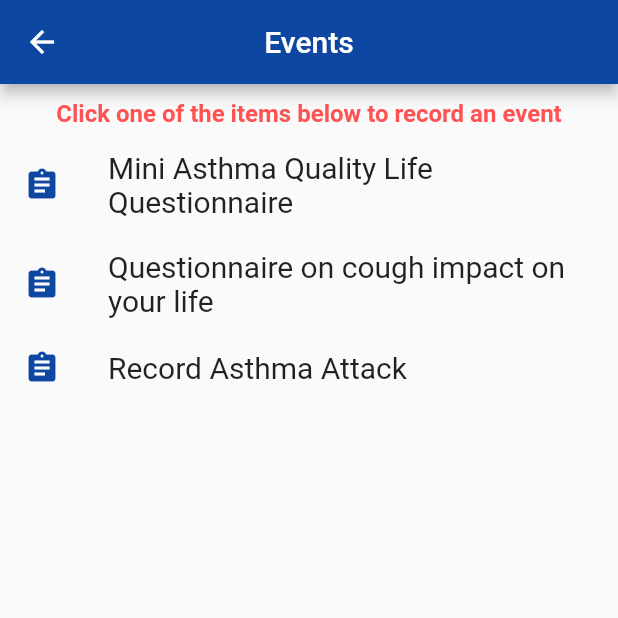
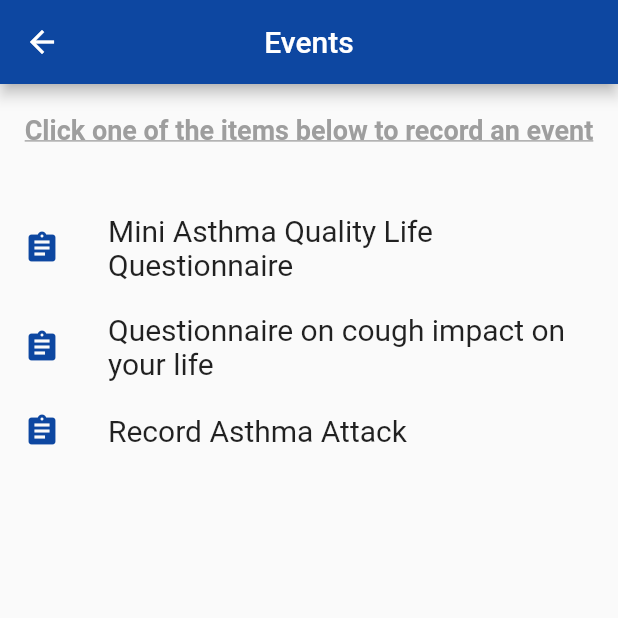
Before and after one commit to ShenLynn/CITS3200-project, a Flutter app: the FormsPage screen opened by its route, on a phone screen of 412 x 824 dp, the top half of it. Run offline on Flutter 3.47's test engine with Material 2 defaults, Android fonts, the phone set to English and light mode, and no system bars; our stand-ins replace cloud_firestore, datetime_picker_formfield, firebase_auth, firebase_core, flutter_local_notifications, google_fonts and 1 more; missing offline and left inert: cloud_firestore_platform_interface; accounts and stored records are empty.

Commit message:
Added backbutton to profile, removed cal. panel

```diff
--- a/asthma_app/lib/main.dart
+++ b/asthma_app/lib/main.dart
@@ -8,12 +8,14 @@ import 'package:asthma_app/pages/welcome.dart';
 import 'package:asthma_app/forms/addEvent.dart';
 import 'package:firebase_core/firebase_core.dart';
 import 'pages/notification.dart';
+import 'package:google_fonts/google_fonts.dart';
 
 void main ()  async {
   WidgetsFlutterBinding.ensureInitialized();
   await Firebase.initializeApp();
   runApp(MaterialApp(
     theme: ThemeData(
+      //textTheme: GoogleFonts.robotoTextTheme(),
       primaryColor: Colors.blue[900]
     ),
     //override default route to calender
--- a/asthma_app/lib/pages/AddTreatments.dart
+++ b/asthma_app/lib/pages/AddTreatments.dart
@@ -2,6 +2,7 @@ import 'package:asthma_app/pages/MyTreatments.dart';
 import 'package:flutter/material.dart';
 import 'package:cloud_firestore/cloud_firestore.dart';
 import 'package:firebase_auth/firebase_auth.dart';
+import 'package:google_fonts/google_fonts.dart';
 
 final nameController = TextEditingController();
 final patientidController =  TextEditingController();
--- a/asthma_app/lib/pages/MyTreatments.dart
+++ b/asthma_app/lib/pages/MyTreatments.dart
@@ -1,6 +1,7 @@
 import 'package:flutter/material.dart';
 import 'package:cloud_firestore/cloud_firestore.dart';
 import 'package:firebase_auth/firebase_auth.dart';
+import 'package:google_fonts/google_fonts.dart';
 final FirebaseAuth auth = FirebaseAuth.instance;
 final User user = auth.currentUser;
 final userid = user.uid;
--- a/asthma_app/lib/pages/SubmittedForm1.dart
+++ b/asthma_app/lib/pages/SubmittedForm1.dart
@@ -1,6 +1,7 @@
 import 'package:flutter/material.dart';
 import 'package:cloud_firestore/cloud_firestore.dart';
 import 'package:firebase_auth/firebase_auth.dart';
+import 'package:google_fonts/google_fonts.dart';
 final FirebaseAuth auth = FirebaseAuth.instance;
 final User user = auth.currentUser;
 final userid = user.uid;
--- a/asthma_app/lib/pages/forms_page.dart
+++ b/asthma_app/lib/pages/forms_page.dart
@@ -2,6 +2,7 @@ import 'package:asthma_app/forms/form1.dart';
 import 'package:asthma_app/forms/form2.dart';
 import 'package:asthma_app/forms/form3.dart';
 import 'package:flutter/material.dart';
+import 'package:google_fonts/google_fonts.dart';
 // Page that will contain all app forms
 class FormsPage extends StatefulWidget {
   @override
@@ -19,11 +20,11 @@ class _FormsPageState extends State<FormsPage> {
         ),
         body:Column(
           children: [
-            SizedBox(width: 10.0, height: 10.0),
+            SizedBox(width: 10.0, height: 20.0),
             Text('Click one of the items below to record an event',
-                style: TextStyle(fontWeight: FontWeight.bold,height: null, fontSize: 16,
-                    color: Colors.redAccent)),
-            SizedBox(width: 10.0, height: 10.0),
+                style: TextStyle(fontWeight: FontWeight.bold,height: null, fontSize: 18,
+                    color: Colors.grey, decoration: TextDecoration.underline)),
+            SizedBox(width: 10.0, height: 40.0),
             ListTile(
               leading: Icon(Icons.assignment, color: Colors.blue[900]),
               title: Text('Mini Asthma Quality Life Questionnaire',
--- a/asthma_app/lib/pages/help.dart
+++ b/asthma_app/lib/pages/help.dart
@@ -1,4 +1,5 @@
 import 'package:flutter/material.dart';
+import 'package:google_fonts/google_fonts.dart';
 // Page that will contain all app forms
 
 class HelpPage extends StatelessWidget {
--- a/asthma_app/lib/pages/login.dart
+++ b/asthma_app/lib/pages/login.dart
@@ -1,4 +1,5 @@
 import 'package:flutter/material.dart';
+import 'package:google_fonts/google_fonts.dart';
 
 class Login extends StatefulWidget {
   @override
--- a/asthma_app/lib/pages/notification.dart
+++ b/asthma_app/lib/pages/notification.dart
@@ -1,6 +1,7 @@
 import 'package:flutter/material.dart';
 import 'package:flutter/cupertino.dart';
 import 'package:flutter_local_notifications/flutter_local_notifications.dart';
+import 'package:google_fonts/google_fonts.dart';
 
 
 
--- a/asthma_app/lib/pages/profile.dart
+++ b/asthma_app/lib/pages/profile.dart
@@ -23,6 +23,10 @@ class _ProfileState extends State<Profile> {
         leading: new IconButton(
           icon: new Icon(Icons.person),
           onPressed: () => _scaffoldKey.currentState.openDrawer()),
+        actions: [IconButton(
+          icon: Icon(Icons.exit_to_app_sharp),
+          onPressed: () => Navigator.pop(context),
+        )],
         ),
         body: profileTemplate(),
         );
--- a/asthma_app/lib/pages/signIn.dart
+++ b/asthma_app/lib/pages/signIn.dart
@@ -2,7 +2,7 @@ import 'package:firebase_core/firebase_core.dart';
 import 'package:flutter/material.dart';
 import 'package:firebase_auth/firebase_auth.dart';
 import 'package:asthma_app/main.dart';
-
+import 'package:google_fonts/google_fonts.dart';
 import 'calendar.dart';
 
 
--- a/asthma_app/lib/pages/sign_up.dart
+++ b/asthma_app/lib/pages/sign_up.dart
@@ -2,7 +2,7 @@ import 'package:flutter/material.dart';
 import 'package:firebase_auth/firebase_auth.dart';
 import 'package:firebase_core/firebase_core.dart';
 import 'package:asthma_app/pages/signIn.dart';
-
+import 'package:google_fonts/google_fonts.dart';
 class SignUpPage extends StatefulWidget {
   @override
   _SignUpPageState createState() => _SignUpPageState();
--- a/asthma_app/lib/pages/submittedItems.dart
+++ b/asthma_app/lib/pages/submittedItems.dart
@@ -2,6 +2,7 @@ import 'package:asthma_app/pages/SubmittedForm1.dart';
 import 'package:flutter/material.dart';
 import 'package:cloud_firestore/cloud_firestore.dart';
 import 'package:firebase_auth/firebase_auth.dart';
+import 'package:google_fonts/google_fonts.dart';
 
 class MyForms extends StatefulWidget {
   @override
--- a/asthma_app/lib/pages/welcome.dart
+++ b/asthma_app/lib/pages/welcome.dart
@@ -3,6 +3,7 @@ import 'package:flutter/material.dart';
 import 'package:asthma_app/pages/signIn.dart';
 import 'package:asthma_app/pages/sign_up.dart';
 import 'package:flutter/painting.dart';
+import 'package:google_fonts/google_fonts.dart';
 
 
 class WelcomePage extends StatefulWidget {
--- a/asthma_app/pubspec.yaml
+++ b/asthma_app/pubspec.yaml
@@ -34,6 +34,7 @@ dependencies:
   cloud_firestore: ^0.14.0+2
   datetime_picker_formfield: ^1.0.0
   flutter_local_notifications: ^1.4.4+4
+  google_fonts: ^1.1.0
 
 dev_dependencies:
   flutter_test:
```
Also changed, not shown: asthma_app/lib/pages/calendar.dart (+1 -47 lines), asthma_app/pubspec.lock, 1 other file.
